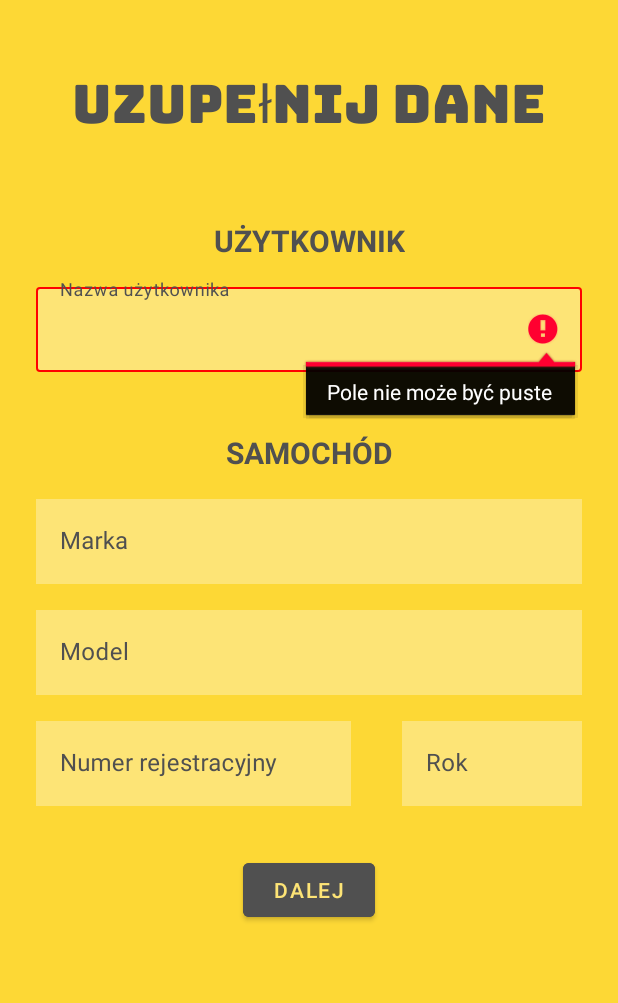
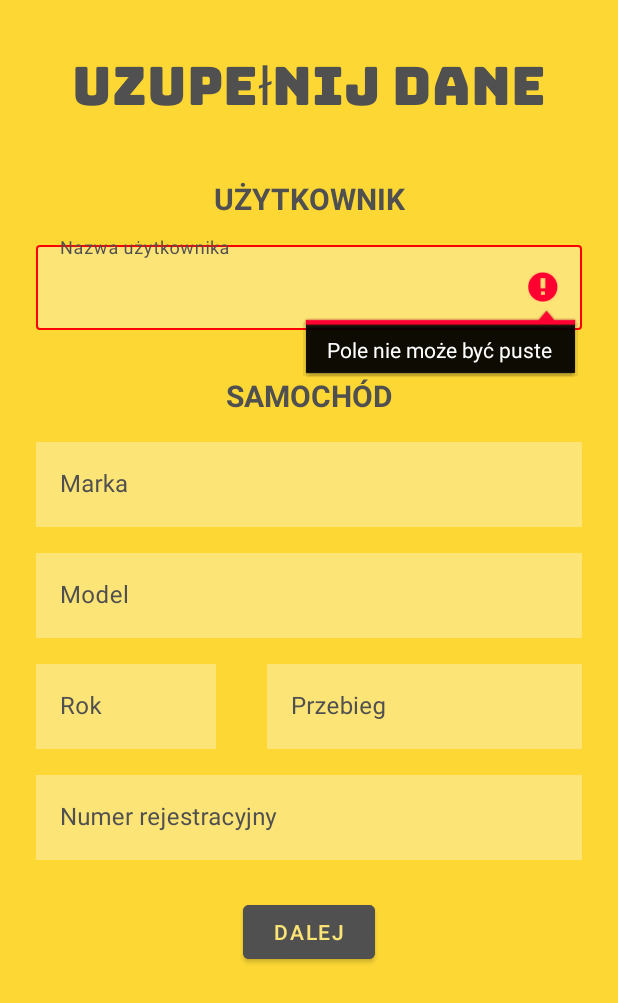
Before and after one commit to nieswietymikolaj/CarAssistant, an Android app: the NewUserDataActivity screen opened directly, with no data from a screen before it, after a tap on "DALEJ", on a phone screen of 412 x 824 dp. Shown: the top 1003 px of the screen. Run offline under Robolectric (Android 15) with nearby library versions, the phone set to English and light mode, and no system bars; our stand-ins replace Firebase (no records; nobody signed in at launch, a user with empty details on screens opened directly); 2 statements that could not run were skipped.

Commit message:
Dodano przebieg samochodu
Dodano przebieg samochodu

```diff
--- a/app/src/main/java/pl/edu/pb/carassistant/User/NewUserDataActivity.java
+++ b/app/src/main/java/pl/edu/pb/carassistant/User/NewUserDataActivity.java
@@ -31,7 +31,7 @@ import pl.edu.pb.carassistant.RegisterActivity;
 
 public class NewUserDataActivity extends AppCompatActivity implements TextWatcher {
 
-    EditText userName, carBrand, carModel, carRegistrationNumber, carYear;
+    EditText userName, carBrand, carModel, carYear, carMileage, carRegistrationNumber;
     Button confirmButton;
     ProgressBar progressBar;
 
@@ -54,14 +54,16 @@ public class NewUserDataActivity extends AppCompatActivity implements TextWatche
         userName = findViewById(R.id.new_user_name_text);
         carBrand = findViewById(R.id.new_user_car_brand_text);
         carModel = findViewById(R.id.new_user_car_model_text);
+        carYear = findViewById(R.id.new_user_car_year_text);
+        carMileage = findViewById(R.id.new_user_car_mileage_text);
         carRegistrationNumber = findViewById(R.id.new_user_car_registration_number_text);
-        carYear = findViewById(R.id.new_user_car_year_text);
 
         userName.addTextChangedListener(this);
         carBrand.addTextChangedListener(this);
         carModel.addTextChangedListener(this);
+        carYear.addTextChangedListener(this);
+        carMileage.addTextChangedListener(this);
         carRegistrationNumber.addTextChangedListener(this);
-        carYear.addTextChangedListener(this);
 
         confirmButton = findViewById(R.id.new_user_confirm_button);
 
@@ -80,10 +82,11 @@ public class NewUserDataActivity extends AppCompatActivity implements TextWatche
         String name = userName.getText().toString().trim();
         String brand = carBrand.getText().toString().trim();
         String model = carModel.getText().toString().trim();
+        String year = carYear.getText().toString().trim();
+        String mileage = carMileage.getText().toString().trim();
         String registration = carRegistrationNumber.getText().toString().trim();
-        String year = carYear.getText().toString().trim();
 
-        if (!ValidateUserName(name) || !ValidateCarBrand(brand) || !ValidateCarModel(model) || !ValidateCarRegistration(registration) || !ValidateCarYear(year)) {
+        if (!ValidateUserName(name) || !ValidateCarBrand(brand) || !ValidateCarModel(model) || !ValidateCarYear(year) || !ValidateCarMileage(mileage) || !ValidateCarRegistration(registration)) {
             return;
         }
 
@@ -94,7 +97,7 @@ public class NewUserDataActivity extends AppCompatActivity implements TextWatche
             public void onComplete(@NonNull Task<AuthResult> task) {
                 if (task.isSuccessful()) {
                     Toast.makeText(NewUserDataActivity.this, getResources().getString(R.string.new_user_created), Toast.LENGTH_SHORT).show();
-                    SaveUserInDatabase(name, brand, model, registration, year);
+                    SaveUserInDatabase(name, brand, model, year, mileage, registration);
                 } else {
                     Toast.makeText(NewUserDataActivity.this, getResources().getString(R.string.new_user_error) + " " + task.getException(), Toast.LENGTH_SHORT).show();
                     progressBar.setVisibility(View.INVISIBLE);
@@ -109,7 +112,7 @@ public class NewUserDataActivity extends AppCompatActivity implements TextWatche
         });
     }
 
-    private void SaveUserInDatabase(String name, String brand, String model, String registration, String year) {
+    private void SaveUserInDatabase(String name, String brand, String model, String year, String mileage, String registration) {
         String userId = firebaseAuth.getUid();
         DocumentReference documentReference = firebaseFirestore.collection("users").document(userId);
 
@@ -117,8 +120,9 @@ public class NewUserDataActivity extends AppCompatActivity implements TextWatche
         user.put("Name", name);
         user.put("Brand", brand);
         user.put("Model", model);
+        user.put("Year", year);
+        user.put("Mileage", mileage);
         user.put("Registration", registration);
-        user.put("Year", year);
 
         documentReference.set(user).addOnSuccessListener(aVoid -> {
             Toast.makeText(this, getResources().getString(R.string.new_user_data_added), Toast.LENGTH_SHORT).show();
@@ -155,15 +159,6 @@ public class NewUserDataActivity extends AppCompatActivity implements TextWatche
         return true;
     }
 
-    private boolean ValidateCarRegistration(String registration) {
-        if (registration.isEmpty()) {
-            carRegistrationNumber.setError(getString(R.string.new_user_error_empty));
-            carRegistrationNumber.setBackgroundResource(R.drawable.edit_text_error);
-            return false;
-        }
-        return true;
-    }
-
     private boolean ValidateCarYear(String year) {
         if (year.isEmpty()) {
             carYear.setError(getString(R.string.new_user_error_empty));
@@ -174,6 +169,30 @@ public class NewUserDataActivity extends AppCompatActivity implements TextWatche
         if (year.length() > 4) {
             carYear.setError(getString(R.string.new_user_error_year));
             carYear.setBackgroundResource(R.drawable.edit_text_error);
+            return false;
+        }
+        return true;
+    }
+
+    private boolean ValidateCarMileage(String mileage) {
+        if (mileage.isEmpty()) {
+            carMileage.setError(getString(R.string.new_user_error_empty));
+            carMileage.setBackgroundResource(R.drawable.edit_text_error);
+            return false;
+        }
+
+        if (mileage.length() > 7) {
+            carMileage.setError(getString(R.string.new_user_error_mileage));
+            carMileage.setBackgroundResource(R.drawable.edit_text_error);
+            return false;
+        }
+        return true;
+    }
+
+    private boolean ValidateCarRegistration(String registration) {
+        if (registration.isEmpty()) {
+            carRegistrationNumber.setError(getString(R.string.new_user_error_empty));
+            carRegistrationNumber.setBackgroundResource(R.drawable.edit_text_error);
             return false;
         }
         return true;
--- a/app/src/main/res/layout/activity_new_user_data.xml
+++ b/app/src/main/res/layout/activity_new_user_data.xml
@@ -11,7 +11,7 @@
         android:id="@+id/new_user_welcome_header"
         android:layout_width="wrap_content"
         android:layout_height="wrap_content"
-        android:layout_marginTop="24dp"
+        android:layout_marginTop="12dp"
         android:fontFamily="@font/bungee"
         android:gravity="center"
         android:text="@string/new_user_welcome_header"
@@ -25,7 +25,7 @@
         android:id="@+id/new_user"
         android:layout_width="wrap_content"
         android:layout_height="wrap_content"
-        android:layout_marginTop="32dp"
+        android:layout_marginTop="16dp"
         android:gravity="center"
         android:text="@string/new_user"
         android:textAllCaps="true"
@@ -78,7 +78,7 @@
         android:id="@+id/new_user_car"
         android:layout_width="wrap_content"
         android:layout_height="wrap_content"
-        android:layout_marginTop="40dp"
+        android:layout_marginTop="30dp"
         android:gravity="center"
         android:text="@string/new_user_car"
         android:textAllCaps="true"
@@ -166,40 +166,6 @@
     </com.google.android.material.textfield.TextInputLayout>
 
     <!--    <EditText
-            android:id="@+id/new_user_car_registration_number"
-            style="@style/RegisterLoginEditTextStyle"
-            android:layout_width="210dp"
-            android:layout_height="wrap_content"
-            android:layout_marginStart="24dp"
-            android:layout_marginTop="16dp"
-            android:hint="@string/new_user_car_registration_number"
-            android:inputType="textCapCharacters"
-            app:layout_constraintStart_toStartOf="parent"
-            app:layout_constraintTop_toBottomOf="@+id/new_user_car_model" />-->
-
-    <com.google.android.material.textfield.TextInputLayout
-        android:id="@+id/new_user_car_registration_number"
-        style="@style/Widget.MaterialComponents.TextInputLayout.OutlinedBox"
-        android:layout_width="210dp"
-        android:layout_height="wrap_content"
-        android:layout_marginStart="24dp"
-        android:layout_marginTop="12dp"
-        android:hint="@string/new_user_car_registration_number"
-        android:textColorHint="@color/text_gray"
-        app:hintTextColor="@color/text_gray"
-        app:layout_constraintStart_toStartOf="parent"
-        app:layout_constraintTop_toBottomOf="@+id/new_user_car_model">
-
-        <com.google.android.material.textfield.TextInputEditText
-            android:id="@+id/new_user_car_registration_number_text"
-            android:layout_width="match_parent"
-            android:layout_height="wrap_content"
-            android:background="@color/edit_text_yellow_background"
-            android:inputType="textCapCharacters" />
-
-    </com.google.android.material.textfield.TextInputLayout>
-
-    <!--    <EditText
         android:id="@+id/new_user_car_year"
         style="@style/RegisterLoginEditTextStyle"
         android:layout_width="120dp"
@@ -219,15 +185,14 @@
         style="@style/Widget.MaterialComponents.TextInputLayout.OutlinedBox"
         android:layout_width="120dp"
         android:layout_height="wrap_content"
-        android:layout_marginStart="16dp"
+        android:layout_marginStart="24dp"
         android:layout_marginTop="12dp"
-        android:layout_marginEnd="24dp"
         android:hint="@string/new_user_car_year"
         android:textColorHint="@color/text_gray"
         app:hintTextColor="@color/text_gray"
         app:layout_constraintEnd_toEndOf="parent"
-        app:layout_constraintHorizontal_bias="1.0"
-        app:layout_constraintStart_toEndOf="@+id/new_user_car_registration_number"
+        app:layout_constraintHorizontal_bias="0.0"
+        app:layout_constraintStart_toStartOf="parent"
         app:layout_constraintTop_toBottomOf="@+id/new_user_car_model">
 
         <com.google.android.material.textfield.TextInputEditText
@@ -240,16 +205,78 @@
 
     </com.google.android.material.textfield.TextInputLayout>
 
+    <!--    <EditText
+            android:id="@+id/new_user_car_registration_number"
+            style="@style/RegisterLoginEditTextStyle"
+            android:layout_width="210dp"
+            android:layout_height="wrap_content"
+            android:layout_marginStart="24dp"
+            android:layout_marginTop="16dp"
+            android:hint="@string/new_user_car_registration_number"
+            android:inputType="textCapCharacters"
+            app:layout_constraintStart_toStartOf="parent"
+            app:layout_constraintTop_toBottomOf="@+id/new_user_car_model" />-->
+
+    <com.google.android.material.textfield.TextInputLayout
+        android:id="@+id/new_user_car_mileage"
+        style="@style/Widget.MaterialComponents.TextInputLayout.OutlinedBox"
+        android:layout_width="210dp"
+        android:layout_height="wrap_content"
+        android:layout_marginStart="16dp"
+        android:layout_marginTop="12dp"
+        android:layout_marginEnd="24dp"
+        android:hint="@string/new_user_car_mileage"
+        android:textColorHint="@color/text_gray"
+        app:hintTextColor="@color/text_gray"
+        app:layout_constraintEnd_toEndOf="parent"
+        app:layout_constraintHorizontal_bias="1.0"
+        app:layout_constraintStart_toEndOf="@+id/new_user_car_year"
+        app:layout_constraintTop_toBottomOf="@+id/new_user_car_model">
+
+        <com.google.android.material.textfield.TextInputEditText
+            android:id="@+id/new_user_car_mileage_text"
+            android:layout_width="match_parent"
+            android:layout_height="wrap_content"
+            android:background="@color/edit_text_yellow_background"
+            android:inputType="number"
+            android:maxLength="7" />
+
+    </com.google.android.material.textfield.TextInputLayout>
+
+    <com.google.android.material.textfield.TextInputLayout
+        android:id="@+id/new_user_car_registration_number"
+        style="@style/Widget.MaterialComponents.TextInputLayout.OutlinedBox"
+        android:layout_width="match_parent"
+        android:layout_height="wrap_content"
+        android:layout_marginStart="24dp"
+        android:layout_marginTop="12dp"
+        android:layout_marginEnd="24dp"
+        android:hint="@string/new_user_car_registration_number"
+        android:textColorHint="@color/text_gray"
+        app:hintTextColor="@color/text_gray"
+        app:layout_constraintEnd_toEndOf="parent"
+        app:layout_constraintStart_toStartOf="parent"
+        app:layout_constraintTop_toBottomOf="@+id/new_user_car_year">
+
+        <com.google.android.material.textfield.TextInputEditText
+            android:id="@+id/new_user_car_registration_number_text"
+            android:layout_width="match_parent"
+            android:layout_height="wrap_content"
+            android:background="@color/edit_text_yellow_background"
+            android:inputType="text" />
+
+    </com.google.android.material.textfield.TextInputLayout>
+
     <Button
         android:id="@+id/new_user_confirm_button"
         style="@style/GrayButtonStyle"
         android:layout_width="wrap_content"
         android:layout_height="wrap_content"
-        android:layout_marginTop="32dp"
+        android:layout_marginTop="24dp"
         android:text="@string/new_user_confirm_button"
         app:layout_constraintEnd_toEndOf="parent"
         app:layout_constraintStart_toStartOf="parent"
-        app:layout_constraintTop_toBottomOf="@+id/new_user_car_year" />
+        app:layout_constraintTop_toBottomOf="@+id/new_user_car_registration_number" />
 
     <ProgressBar
         android:id="@+id/new_user_progress_bar"
--- a/app/src/main/res/values/strings.xml
+++ b/app/src/main/res/values/strings.xml
@@ -31,11 +31,13 @@
     <string name="new_user_car_model">Model</string>
     <string name="new_user_car_registration_number">Numer rejestracyjny</string>
     <string name="new_user_car_year">Rok</string>
+    <string name="new_user_car_mileage">Przebieg</string>
     <string name="new_user_confirm_button">Dalej</string>
 
     <!--WALIDACJA DANYCH UŻYTKOWNIKA-->
     <string name="new_user_error_empty">Pole nie może być puste</string>
     <string name="new_user_error_year">Podany rok jest niepoprawny</string>
+    <string name="new_user_error_mileage">Podany przebieg jest niepoprawny</string>
     <string name="new_user_created">Pomyślnie utworzono konto</string>
     <string name="new_user_data_added">Dodano dane użytkownika</string>
     <string name="new_user_error">Błąd:</string>
```
Also changed, not shown: app/src/main/java/pl/edu/pb/carassistant/Dialogs/ResetPasswordDialog.java (line endings or trailing spaces), 49 other files. Lines whose indentation alone changed are shown as unchanged.
